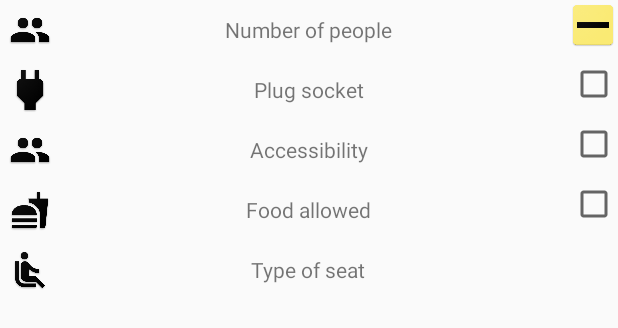
After one commit to Annelab/SeatFinder, an Android app: the layout fragment_filter.xml on its own in the app's theme, with its tools: preview values and no code run, on a phone screen of 412 x 824 dp. The commit adds this screen. Shown: the top 328 px of the screen. Run offline under Robolectric (Android 15) with nearby library versions, the phone set to English and light mode, and no system bars.

Commit message:
Work on Filter in progress

```diff
--- /dev/null
+++ b/app/src/main/res/layout/fragment_filter.xml
@@ -0,0 +1,143 @@
+<?xml version="1.0" encoding="utf-8"?>
+<LinearLayout xmlns:android="http://schemas.android.com/apk/res/android"
+    xmlns:tools="http://schemas.android.com/tools"
+    android:layout_width="match_parent"
+    android:layout_height="match_parent"
+    android:orientation="vertical"
+    tools:context=".FilterFragment">
+
+    <RelativeLayout
+        android:layout_width="match_parent"
+        android:layout_height="wrap_content"
+        android:orientation="horizontal">
+
+        <ImageView
+            android:layout_width="60px"
+            android:layout_height="60px"
+            android:layout_alignParentLeft="true"
+            android:layout_alignParentStart="true"
+            android:src = "@drawable/people"/>
+
+        <TextView
+            android:layout_width="wrap_content"
+            android:layout_height="wrap_content"
+            android:layout_centerHorizontal="true"
+            android:layout_centerVertical="true"
+            android:text = "Number of people"/>
+
+        <ImageButton
+            android:layout_width="50px"
+            android:layout_height="50px"
+            android:padding = "0px"
+            android:src="@drawable/minus"
+            android:layout_alignParentRight="true"
+            android:layout_alignParentEnd="true"
+            android:scaleType="fitCenter"
+            android:adjustViewBounds="true"/>
+
+
+    </RelativeLayout>
+
+    <RelativeLayout
+        android:layout_width="match_parent"
+        android:layout_height="wrap_content"
+        android:orientation="horizontal">
+
+        <ImageView
+            android:layout_width="60px"
+            android:layout_height="60px"
+            android:layout_alignParentLeft="true"
+            android:layout_alignParentStart="true"
+            android:src = "@drawable/plug"/>
+
+        <TextView
+            android:layout_width="wrap_content"
+            android:layout_height="wrap_content"
+            android:layout_centerHorizontal="true"
+            android:layout_centerVertical="true"
+            android:text = "Plug socket"/>
+
+        <CheckBox
+            android:layout_width="wrap_content"
+            android:layout_height="wrap_content"
+            android:layout_alignParentRight="true"
+            android:layout_alignParentEnd="true"/>
+
+    </RelativeLayout>
+
+    <RelativeLayout
+        android:layout_width="match_parent"
+        android:layout_height="wrap_content"
+        android:orientation="horizontal">
+
+        <ImageView
+            android:layout_width="60px"
+            android:layout_height="60px"
+            android:layout_alignParentLeft="true"
+            android:layout_alignParentStart="true"
+            android:src = "@drawable/people"/>
+
+        <TextView
+            android:layout_width="wrap_content"
+            android:layout_height="wrap_content"
+            android:layout_centerHorizontal="true"
+            android:layout_centerVertical="true"
+            android:text = "Accessibility"/>
+
+        <CheckBox
+            android:layout_width="wrap_content"
+            android:layout_height="wrap_content"
+            android:layout_alignParentRight="true"
+            android:layout_alignParentEnd="true"/>
+
+    </RelativeLayout>
+
+    <RelativeLayout
+        android:layout_width="match_parent"
+        android:layout_height="wrap_content"
+        android:orientation="horizontal">
+
+        <ImageView
+            android:layout_width="60px"
+            android:layout_height="60px"
+            android:layout_alignParentLeft="true"
+            android:layout_alignParentStart="true"
+            android:src = "@drawable/foodrink"/>
+
+        <TextView
+            android:layout_width="wrap_content"
+            android:layout_height="wrap_content"
+            android:layout_centerHorizontal="true"
+            android:layout_centerVertical="true"
+            android:text = "Food allowed"/>
+
+        <CheckBox
+            android:layout_width="wrap_content"
+            android:layout_height="wrap_content"
+            android:layout_alignParentRight="true"
+            android:layout_alignParentEnd="true"/>
+
+    </RelativeLayout>
+
+    <RelativeLayout
+        android:layout_width="match_parent"
+        android:layout_height="wrap_content"
+        android:orientation="horizontal">
+
+        <ImageView
+            android:layout_width="60px"
+            android:layout_height="60px"
+            android:layout_alignParentLeft="true"
+            android:layout_alignParentStart="true"
+            android:src = "@drawable/seat_type"/>
+
+        <TextView
+            android:layout_width="wrap_content"
+            android:layout_height="wrap_content"
+            android:layout_centerHorizontal="true"
+            android:layout_centerVertical="true"
+            android:text = "Type of seat"/>
+
+
+    </RelativeLayout>
+</LinearLayout>
```
Also changed, not shown: app/src/main/java/com/example/loska/seatfinder/FilterFragment.java (added, +108 -0 lines), app/src/main/java/com/example/loska/seatfinder/MapFragment.java (+15 -1 lines), app/src/main/res/layout/fragment_map.xml (+6 -4 lines).
